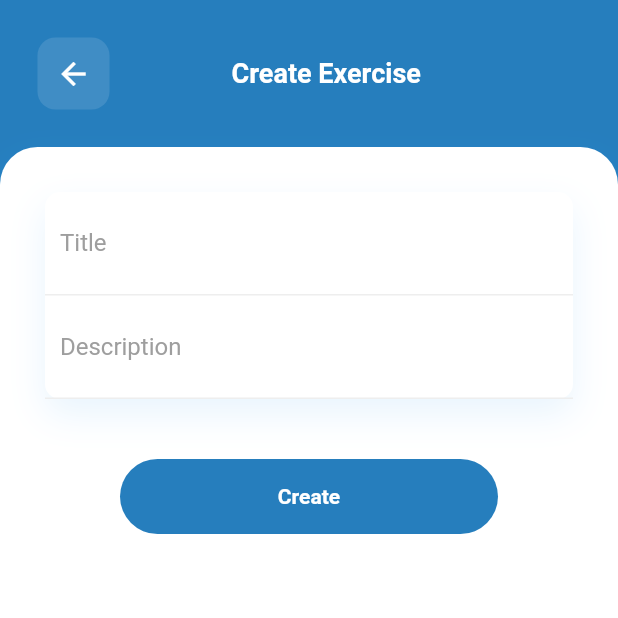
After one commit to kauanhindlmayer/mental-health-app, a Flutter app: the CreateExercisePage screen opened directly, on a phone screen of 412 x 824 dp, the top half of it. The commit adds this screen. Run offline on Flutter 3.47's test engine with Material 2 defaults, Android fonts, the phone set to English and light mode, and no system bars; our stand-ins replace font_awesome_flutter.

Commit message:
feat: create exercises page

```diff
--- /dev/null
+++ b/lib/pages/create_exercise_page.dart
@@ -0,0 +1,178 @@
+import 'package:flutter/material.dart';
+import 'package:mentalhealthapp/utils/hex_color.dart';
+
+class CreateExercisePage extends StatelessWidget {
+  const CreateExercisePage({super.key});
+
+  void _handleRedirectToHome(BuildContext context) {
+    Navigator.pushNamed(context, '/home');
+  }
+
+  @override
+  Widget build(BuildContext context) {
+    return Scaffold(
+      backgroundColor: HexColor("#267ebd"),
+      body: SafeArea(
+        child: Column(
+          children: [
+            Padding(
+              padding: const EdgeInsets.only(
+                left: 25.0,
+                top: 25.0,
+                right: 25.0,
+                bottom: 0.0,
+              ),
+              child: Column(
+                children: [
+                  Row(
+                    mainAxisAlignment: MainAxisAlignment.spaceBetween,
+                    children: [
+                      GestureDetector(
+                        onTap: () {
+                          _handleRedirectToHome(context);
+                        },
+                        child: Container(
+                          decoration: BoxDecoration(
+                            color: HexColor("#408dc5"),
+                            borderRadius: BorderRadius.circular(12.0),
+                          ),
+                          padding: const EdgeInsets.all(12.0),
+                          child: Icon(
+                            Icons.arrow_back,
+                            color: HexColor("#FFFFFF"),
+                          ),
+                        ),
+                      ),
+                      Column(
+                        crossAxisAlignment: CrossAxisAlignment.center,
+                        children: [
+                          Text(
+                            'Create Exercise',
+                            style: TextStyle(
+                              color: HexColor("#FFFFFF"),
+                              fontSize: 18.0,
+                              fontWeight: FontWeight.bold,
+                            ),
+                          ),
+                        ],
+                      ),
+                      const SizedBox(
+                        width: 25.0,
+                      )
+                    ],
+                  ),
+                  const SizedBox(
+                    height: 25.0,
+                  ),
+                ],
+              ),
+            ),
+            Expanded(
+              child: Container(
+                decoration: BoxDecoration(
+                  color: HexColor("#FFFFFF"),
+                  borderRadius: const BorderRadius.only(
+                    topLeft: Radius.circular(25.0),
+                    topRight: Radius.circular(25.0),
+                  ),
+                  boxShadow: [
+                    BoxShadow(
+                      color: Colors.blue.withOpacity(0.3),
+                      blurRadius: 20,
+                      offset: const Offset(0, 10),
+                    ),
+                  ],
+                ),
+                child: SingleChildScrollView(
+                  child: Padding(
+                    padding: const EdgeInsets.all(30),
+                    child: Column(
+                      children: <Widget>[
+                        Container(
+                          decoration: BoxDecoration(
+                            color: HexColor("#FFFFFF"),
+                            borderRadius: BorderRadius.circular(10),
+                            boxShadow: [
+                              BoxShadow(
+                                color: Colors.blue.withOpacity(0.1),
+                                blurRadius: 20,
+                                offset: const Offset(0, 10),
+                              ),
+                            ],
+                          ),
+                          child: Column(
+                            children: <Widget>[
+                              Container(
+                                padding: const EdgeInsets.all(10),
+                                decoration: BoxDecoration(
+                                  border: Border(
+                                    bottom: BorderSide(
+                                      color: Colors.grey[200]!,
+                                    ),
+                                  ),
+                                ),
+                                child: const TextField(
+                                  decoration: InputDecoration(
+                                    hintText: "Title",
+                                    hintStyle: TextStyle(color: Colors.grey),
+                                    border: InputBorder.none,
+                                  ),
+                                ),
+                              ),
+                              Container(
+                                padding: const EdgeInsets.all(10),
+                                decoration: BoxDecoration(
+                                  border: Border(
+                                    bottom: BorderSide(
+                                      color: Colors.grey[200]!,
+                                    ),
+                                  ),
+                                ),
+                                child: const TextField(
+                                  decoration: InputDecoration(
+                                    hintText: "Description",
+                                    hintStyle: TextStyle(color: Colors.grey),
+                                    border: InputBorder.none,
+                                  ),
+                                ),
+                              ),
+                            ],
+                          ),
+                        ),
+                        const SizedBox(
+                          height: 40,
+                        ),
+                        GestureDetector(
+                          onTap: () {
+                            // _handleLogin(context);
+                          },
+                          child: Container(
+                            height: 50,
+                            margin: const EdgeInsets.symmetric(horizontal: 50),
+                            decoration: BoxDecoration(
+                              borderRadius: BorderRadius.circular(50),
+                              color: HexColor("#267ebd"),
+                            ),
+                            child: Center(
+                              child: Text(
+                                "Create",
+                                style: TextStyle(
+                                  color: HexColor("#FFFFFF"),
+                                  fontWeight: FontWeight.bold,
+                                ),
+                              ),
+                            ),
+                          ),
+                        ),
+                      ],
+                    ),
+                  ),
+                ),
+              ),
+            ),
+          ],
+        ),
+      ),
+    );
+  }
+}
--- a/lib/pages/home_page.dart
+++ b/lib/pages/home_page.dart
@@ -13,7 +13,7 @@ class HomePage extends StatefulWidget {
 class _HomePageState extends State<HomePage> {
   int _currentIndex = 0;
 
-  void _handleRedirectToMessages(BuildContext context) {
+  void _navigateToMessagesPage(BuildContext context) {
     Navigator.pushNamed(context, '/messages');
   }
 
@@ -29,7 +29,7 @@ class _HomePageState extends State<HomePage> {
   void _onItemTapped(int index) {
     switch (index) {
       case 2:
-        _handleRedirectToMessages(context);
+        _navigateToMessagesPage(context);
         break;
       case 3:
         _handleLogout(context);
--- a/lib/utils/exercises_section.dart
+++ b/lib/utils/exercises_section.dart
@@ -5,6 +5,10 @@ import 'package:mentalhealthapp/utils/hex_color.dart';
 
 class ExercisesSection extends StatelessWidget {
   const ExercisesSection({super.key});
+
+  void _navigateToCreateExercisePage(BuildContext context) {
+    Navigator.pushNamed(context, '/create-exercise');
+  }
 
   @override
   Widget build(BuildContext context) {
@@ -194,17 +198,22 @@ class ExercisesSection extends StatelessWidget {
               padding: const EdgeInsets.all(25.0),
               child: Column(
                 children: [
-                  const Row(
+                  Row(
                     mainAxisAlignment: MainAxisAlignment.spaceBetween,
                     children: [
-                      Text(
+                      const Text(
                         'Exercises',
                         style: TextStyle(
                           fontWeight: FontWeight.bold,
                           fontSize: 20,
                         ),
                       ),
-                      Icon(Icons.more_horiz),
+                      GestureDetector(
+                        onTap: () {
+                          _navigateToCreateExercisePage(context);
+                        },
+                        child: const Icon(Icons.more_horiz),
+                      ),
                     ],
                   ),
                   const SizedBox(
```
